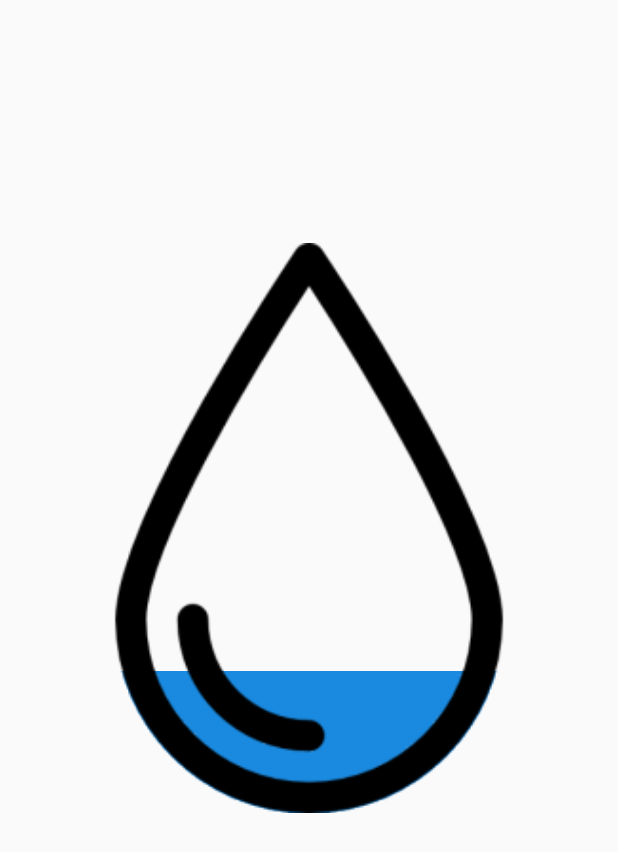
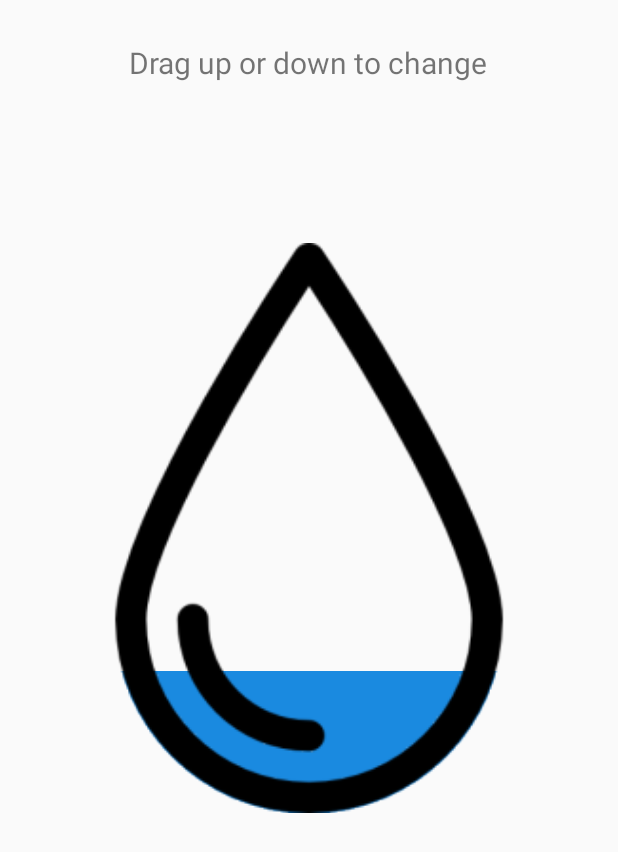
Before and after one commit to antaranin/Capstone-Project, an Android app: the screen it shows after launch (SuggestedApparelActivity), on a phone screen of 412 x 824 dp. Shown: the top 852 px of the screen. Run offline under Robolectric (Android 15) with nearby library versions, the phone set to English and light mode, and no system bars; our stand-ins replace ButterKnife; libraries missing offline, so code that uses them is left out: hugo.weaving; 2 statements that could not run were skipped.

Commit message:
Added styles for text views, dimens and some improvements to item param fragment.

```diff
--- a/app/src/main/AndroidManifest.xml
+++ b/app/src/main/AndroidManifest.xml
@@ -8,7 +8,7 @@
         android:icon="@mipmap/ic_launcher"
         android:label="@string/app_name"
         android:supportsRtl="true"
-        android:theme="@style/AppTheme"
+        android:theme="@style/NoBarAppTheme"
         >
         <activity android:name=".gui_layer.activities.SuggestedApparelActivity">
             <intent-filter>
--- a/app/src/main/res/layout/fragment_item_param.xml
+++ b/app/src/main/res/layout/fragment_item_param.xml
@@ -6,7 +6,13 @@
              tools:context=".gui_layer.fragments.ItemParamFragment"
     >
 
-    <!-- TODO: Update blank fragment layout -->
+    <TextView
+        style="@style/large_tv_style"
+        android:text="@string/drag_up_down"
+        android:layout_centerHorizontal="true"
+        android:layout_marginTop="@dimen/small_margin_padding"
+        />
+
     <example.com.capstoneproject.gui_layer.FillableView
         android:id="@+id/fillableView"
         android:layout_width="match_parent"
@@ -21,6 +27,7 @@
         android:layout_width="match_parent"
         android:layout_height="80dp"
         android:layout_alignParentBottom="true"
+        android:textSize="@dimen/large_text_size"
         />
 
 </RelativeLayout>
--- a/app/src/main/res/values/dimens.xml
+++ b/app/src/main/res/values/dimens.xml
@@ -3,5 +3,11 @@
     <dimen name="activity_horizontal_margin">16dp</dimen>
     <dimen name="activity_vertical_margin">16dp</dimen>
     <dimen name="app_bar_elevation">8dp</dimen>
+    <dimen name="large_text_size">20sp</dimen>
+    <dimen name="medium_text_size">16sp</dimen>
+    <dimen name="small_text_size">12sp</dimen>
+    <dimen name="small_margin_padding">8dp</dimen>
+    <dimen name="medium_margin_padding">16dp</dimen>
+    <dimen name="large_margin_padding">24dp</dimen>
 
 </resources>
--- a/app/src/main/res/values/strings.xml
+++ b/app/src/main/res/values/strings.xml
@@ -18,4 +18,5 @@
     <string name="medium_temp_res" formatted="false">Provides some protections from cold (%s - %s degrees)</string>
     <string name="high_temp_res" formatted="false">Good for colder days (%s - %s)</string>
     <string name="very_high_temp_res" formatted="false">Perfect for freezing-cold winters (%s and below)</string>
+    <string name="drag_up_down">Drag up or down to change</string>
 </resources>
--- a/app/src/main/res/values/styles.xml
+++ b/app/src/main/res/values/styles.xml
@@ -1,12 +1,27 @@
 <resources>
 
-    <!-- Base application theme. -->
-    <style name="AppTheme" parent="Theme.AppCompat.Light.NoActionBar">
-        <!-- Customize your theme here. -->
-        <item name="colorPrimary">@color/primary</item>
-        <item name="colorPrimaryDark">@color/primary_dark</item>
-        <item name="colorAccent">@color/accent</item>
-        <item name="android:textColor">@color/primary_text</item>
+    <style name="wraped_style">
+        <item name="android:layout_width">wrap_content</item>
+        <item name="android:layout_height">wrap_content</item>
+    </style>
+
+    <style name="text_view_style" parent="wraped_style">
+        <item name="android:paddingTop">4dp</item>
+        <item name="android:paddingBottom">4dp</item>
+        <item name="android:paddingStart">8dp</item>
+        <item name="android:paddingEnd">8dp</item>
+    </style>
+
+    <style name="large_tv_style" parent="text_view_style">
+        <item name="android:textSize">@dimen/large_text_size</item>
+    </style>
+
+    <style name="medium_tv_style" parent="text_view_style">
+        <item name="android:textSize">@dimen/medium_text_size</item>
+    </style>
+
+    <style name="small_tv_style" parent="text_view_style">
+        <item name="android:textSize">@dimen/small_text_size</item>
     </style>
 
 </resources>
--- /dev/null
+++ b/app/src/main/res/values/themes.xml
@@ -0,0 +1,19 @@
+<?xml version="1.0" encoding="utf-8"?>
+<resources>
+
+    <style name="NoBarAppTheme" parent="Theme.AppCompat.Light.NoActionBar">
+        <!-- Customize your theme here. -->
+        <item name="colorPrimary">@color/primary</item>
+        <item name="colorPrimaryDark">@color/primary_dark</item>
+        <item name="colorAccent">@color/accent</item>
+        <item name="textColor">@color/primary_text</item>
+    </style>
+
+    <style name="BarAppTheme" parent="Theme.AppCompat.Light">
+        <item name="colorPrimary">@color/primary</item>
+        <item name="colorPrimaryDark">@color/primary_dark</item>
+        <item name="colorAccent">@color/accent</item>
+        <item name="textColor">@color/primary_text</item>
+    </style>
+
+</resources>
```
